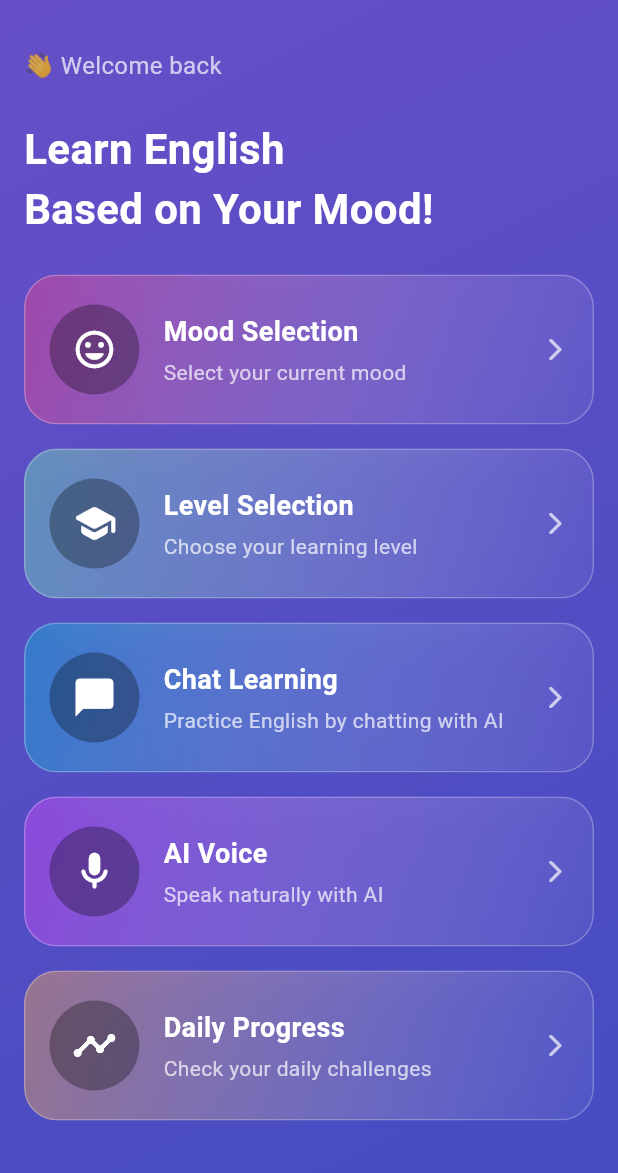
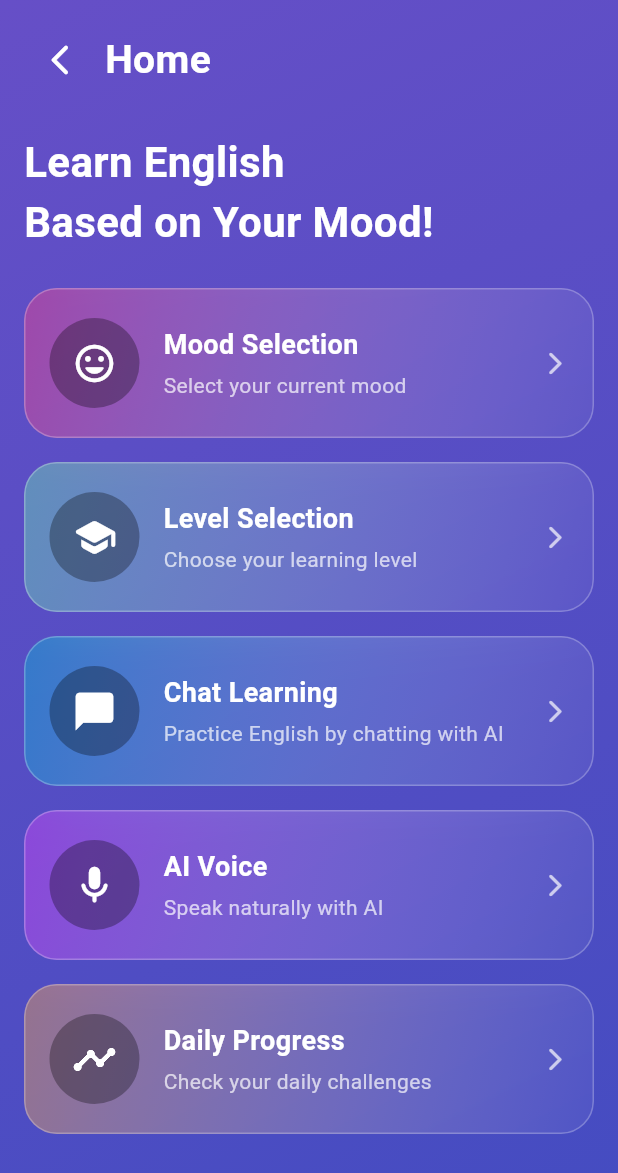
Before and after one commit to gunalifrancis/Moodspeak, a Flutter app: the HomeScreen screen opened by its route, on a phone screen of 412 x 824 dp. Shown: the top 1173 px of the screen. Run offline on Flutter 3.47's test engine with Material 3 defaults, Android fonts, the phone set to English and light mode, and no system bars; our stand-ins replace cloud_firestore, firebase_auth, firebase_core, speech_to_text; accounts and stored records are empty.

Commit message:
Update pages: AI voice, chat learning, mood selection, progress, selection level, home screen

```diff
--- a/lib/pages/selection_level.dart
+++ b/lib/pages/selection_level.dart
@@ -151,10 +151,9 @@ class _SelectionLevelPageState extends State<SelectionLevelPage>
                             final bool isSelected =
                                 selectedLevel == level["title"];
 
-                            // Dynamic height based on screen
                             double cardHeight = screenHeight * 0.18;
-                            if (cardHeight > 180) cardHeight = 180; // max
-                            if (cardHeight < 140) cardHeight = 140; // min
+                            if (cardHeight > 180) cardHeight = 180;
+                            if (cardHeight < 140) cardHeight = 140;
 
                             return Padding(
                               padding: const EdgeInsets.only(bottom: 16),
--- a/lib/screens/home_screen.dart
+++ b/lib/screens/home_screen.dart
@@ -6,6 +6,7 @@ import '../pages/chat_learning.dart';
 import '../pages/ai_voice_interaction.dart';
 import '../pages/mood_selection.dart';
 import '../pages/progress_daily_challenges.dart';
+import '../screens/signin_screen.dart'; // Import your SignIn page
 
 class HomeScreen extends StatefulWidget {
   const HomeScreen({super.key});
@@ -25,6 +26,7 @@ class _HomeScreenState extends State<HomeScreen>
     [Color(0xFF00B09B), Color(0xFF96C93D)],
     [Color(0xFF5F0A87), Color(0xFF20BF55)],
   ];
+
   int gradientIndex = 0;
   late AnimationController _gradientController;
   late Animation<Color?> _color1Anim;
@@ -90,14 +92,14 @@ class _HomeScreenState extends State<HomeScreen>
         "title": "Chat Learning",
         "subtitle": "Practice English by chatting with AI",
         "icon": Icons.chat_bubble_rounded,
-        "page": ChatLearningPage(level: selectedLevel),
+        "page": null, // will handle dynamically
         "color": Colors.cyan,
       },
       {
         "title": "AI Voice",
         "subtitle": "Speak naturally with AI",
         "icon": Icons.mic_rounded,
-        "page": AIVoiceInteractionPage(level: selectedLevel),
+        "page": null, // will handle dynamically
         "color": Colors.purpleAccent,
       },
       {
@@ -130,13 +132,31 @@ class _HomeScreenState extends State<HomeScreen>
                 child: Column(
                   crossAxisAlignment: CrossAxisAlignment.start,
                   children: [
-                    const SizedBox(height: 16),
-                    const Text(
-                      "👋 Welcome back",
-                      style: TextStyle(
-                        color: Colors.white70,
-                        fontSize: 16,
-                      ),
+                    // BACK BUTTON
+                    Row(
+                      children: [
+                        IconButton(
+                          onPressed: () {
+                            // Navigate to SignIn page
+                            Navigator.pushReplacement(
+                              context,
+                              MaterialPageRoute(
+                                  builder: (_) => const SignInScreen()),
+                            );
+                          },
+                          icon: const Icon(Icons.arrow_back_ios_new_rounded,
+                              color: Colors.white),
+                        ),
+                        const SizedBox(width: 6),
+                        const Text(
+                          "Home",
+                          style: TextStyle(
+                            color: Colors.white,
+                            fontSize: 26,
+                            fontWeight: FontWeight.bold,
+                          ),
+                        ),
+                      ],
                     ),
                     const SizedBox(height: 24),
                     const Text(
@@ -157,10 +177,20 @@ class _HomeScreenState extends State<HomeScreen>
                             padding: const EdgeInsets.only(bottom: 16),
                             child: GestureDetector(
                               onTap: () {
+                                // Handle Chat & AI dynamically with selected level
+                                Widget page;
+                                if (module["title"] == "Chat Learning") {
+                                  page = ChatLearningPage(level: selectedLevel);
+                                } else if (module["title"] == "AI Voice") {
+                                  page = AIVoiceInteractionPage(
+                                      level: selectedLevel);
+                                } else {
+                                  page = module["page"];
+                                }
+
                                 Navigator.push(
                                   context,
-                                  MaterialPageRoute(
-                                      builder: (_) => module["page"]),
+                                  MaterialPageRoute(builder: (_) => page),
                                 );
                               },
                               child: ClipRRect(
```
Also changed, not shown: lib/pages/ai_voice_interaction.dart (+27 -14 lines), lib/pages/chat_learning.dart (+26 -7 lines), lib/pages/mood_selection.dart (+30 -14 lines), lib/pages/progress_daily_challenges.dart (+27 -9 lines).
